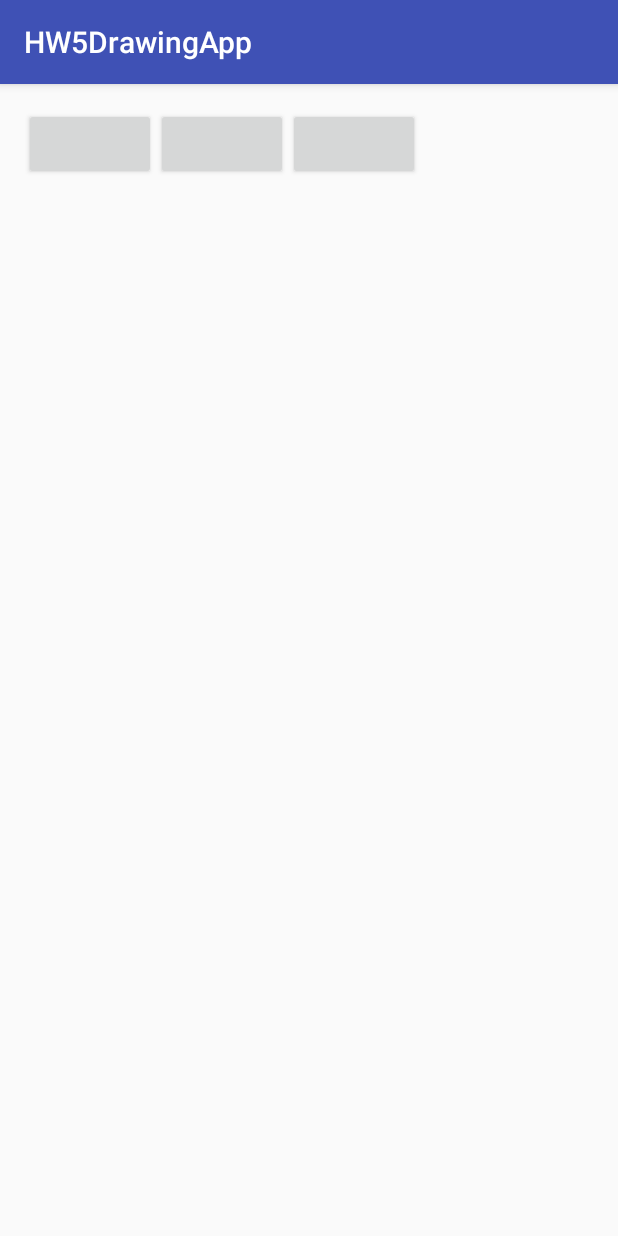
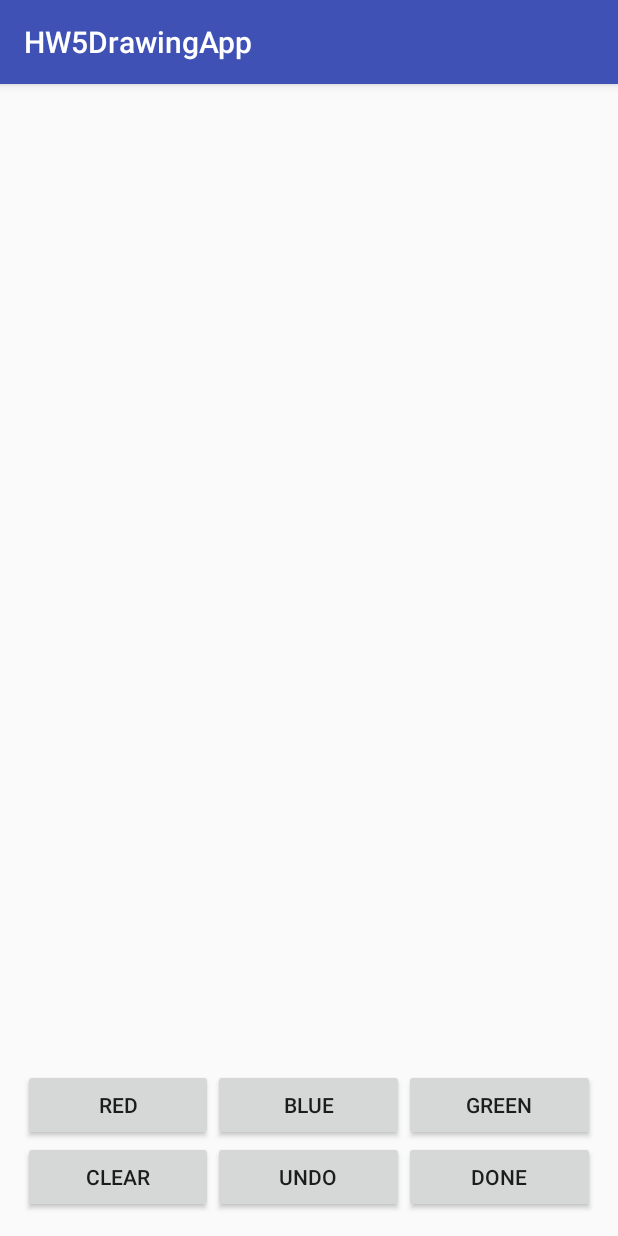
Before and after one commit to Rikkokiri/HW5DrawingApp, an Android app: the DrawingActivity screen opened directly, with no data from a screen before it, on a phone screen of 412 x 824 dp. Run offline under Robolectric (Android 15) with nearby library versions, the phone set to English and light mode, and no system bars; 2 statements that could not run were skipped.

Commit message:
Buttons added to DrawingActivity's layout

```diff
--- a/app/src/main/res/layout/activity_drawing.xml
+++ b/app/src/main/res/layout/activity_drawing.xml
@@ -4,10 +4,10 @@
     android:id="@+id/activity_drawing"
     android:layout_width="match_parent"
     android:layout_height="match_parent"
-    android:paddingBottom="@dimen/activity_vertical_margin"
-    android:paddingLeft="@dimen/activity_horizontal_margin"
-    android:paddingRight="@dimen/activity_horizontal_margin"
-    android:paddingTop="@dimen/activity_vertical_margin"
+    android:paddingBottom="5dp"
+    android:paddingLeft="5dp"
+    android:paddingRight="5dp"
+    android:paddingTop="5dp"
     tools:context="com.virginiatech.piraj.hw5drawingapp.DrawingActivity">
 
     <!-- Canvas for drawing -->
@@ -22,31 +22,71 @@
     <TableLayout
         android:layout_width="fill_parent"
         android:layout_height="wrap_content"
-        >
+        android:stretchColumns="*"
+        android:layout_alignParentBottom="true"
+        android:padding="10dp">
 
-        <TableRow>
+        <TableRow
+            android:layout_margin="0dp">
 
             <!-- Red -->
             <Button
-                android:id="@+id/red"/>
+                android:id="@+id/red"
+                android:text="Red"
+                android:layout_width="0dp"
+                android:layout_weight="1"
+                android:padding="3dp"
+                android:paddingTop="0dp"/>
 
             <!-- Blue -->
             <Button
-                android:id="@+id/blue"/>
+                android:id="@+id/blue"
+                android:text="Blue"
+                android:layout_width="0dp"
+
+                android:layout_weight="1"
+                android:padding="3dp"
+                android:paddingTop="0dp"/>
 
             <!-- Green -->
             <Button
-                android:id="@+id/green"/>
+                android:id="@+id/green"
+                android:text="Green"
+                android:layout_width="0dp"
+                android:layout_weight="1"
+                android:padding="3dp"
+                android:paddingTop="0dp"/>
 
         </TableRow>
 
-        <TableRow>
+        <TableRow
+            android:layout_margin="0dp">
             <!-- Clear -->
+            <Button
+                android:id="@+id/clearButton"
+                android:text="Clear"
+                android:layout_width="0dp"
+                android:layout_weight="1"
+                android:padding="3dp"
+                android:paddingTop="0dp"/>
 
             <!-- Undo -->
+            <Button
+                android:id="@+id/undoButton"
+                android:text="Undo"
+                android:layout_width="0dp"
+                android:layout_weight="1"
+                android:padding="3dp"
+                android:paddingTop="0dp"/>
 
             <!-- Done -->
-
+            <Button
+                android:id="@+id/doneButton"
+                android:text="Done"
+                android:layout_width="0dp"
+                android:layout_weight="1"
+                android:padding="3dp"
+                android:paddingTop="0dp"/>
 
         </TableRow>
 
```
